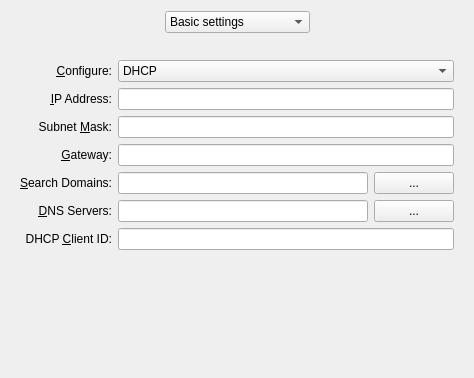
Above: libs/ui/ipv4.ui from KDE/networkmanagement before the change. Below: the same form after it.
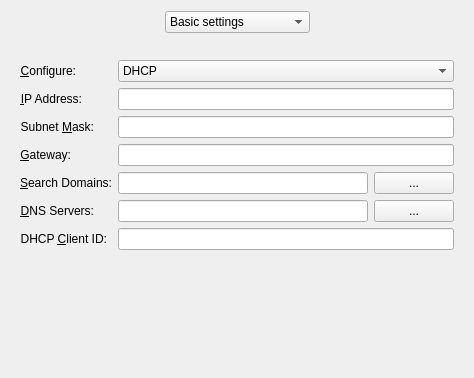
That is the form after the change. Custom widgets are drawn as their Qt base class.

The edit to the form file:
```diff
--- a/libs/ui/ipv4.ui
+++ b/libs/ui/ipv4.ui
@@ -88,7 +88,10 @@
       <number>0</number>
      </property>
      <widget class="QWidget" name="pageBasicSettings">
-      <layout class="QGridLayout" name="gridLayout">
+      <layout class="QFormLayout" name="formLayout">
+       <property name="fieldGrowthPolicy">
+        <enum>QFormLayout::AllNonFixedFieldsGrow</enum>
+       </property>
        <item row="0" column="0">
         <widget class="QLabel" name="label">
          <property name="text">
@@ -289,25 +292,6 @@
          </item>
         </layout>
        </item>
-       <item row="7" column="0">
-        <spacer name="verticalSpacer_2">
-         <property name="orientation">
-          <enum>Qt::Vertical</enum>
-         </property>
-         <property name="sizeType">
-          <enum>QSizePolicy::Expanding</enum>
-         </property>
-         <property name="sizeHint" stdset="0">
-          <size>
-           <width>20</width>
-           <height>299</height>
-          </size>
-         </property>
-        </spacer>
-       </item>
-       <item row="6" column="1">
-        <widget class="KLineEdit" name="dhcpClientId"/>
-       </item>
        <item row="6" column="0">
         <widget class="QLabel" name="labelDhcpClientId">
          <property name="text">
@@ -321,6 +305,9 @@
          </property>
         </widget>
        </item>
+       <item row="6" column="1">
+        <widget class="KLineEdit" name="dhcpClientId"/>
+       </item>
       </layout>
      </widget>
      <widget class="QWidget" name="pageAdditionalAddresses">
```
